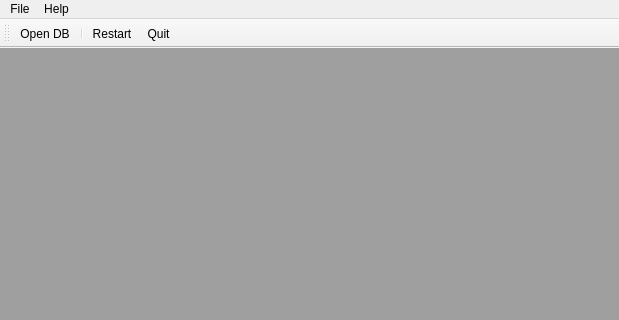
Above: qredis/ui/RedisWindow.ui from tiagocoutinho/qredis before the change; both pictures show x 0 to 619 and y 0 to 320 of the 619 by 477 pixel window. Below: the same form after it.
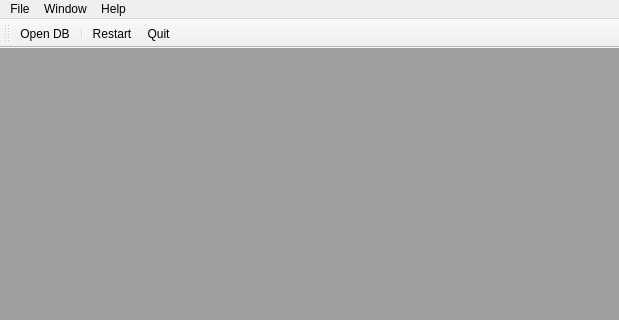
That is the form after the change. Icons and pictures are not drawn.

Commit message: Add Tabbed/SubWindow view mode option

Patch:
```diff
--- a/qredis/ui/RedisWindow.ui
+++ b/qredis/ui/RedisWindow.ui
@@ -66,7 +66,15 @@
     <addaction name="separator"/>
     <addaction name="about_action"/>
    </widget>
+   <widget class="QMenu" name="menuWindow">
+    <property name="title">
+     <string>Window</string>
+    </property>
+    <addaction name="tab_windows_action"/>
+    <addaction name="separator"/>
+   </widget>
    <addaction name="menuFile"/>
+   <addaction name="menuWindow"/>
    <addaction name="menuHelp"/>
   </widget>
   <action name="help_action">
```
Left out of the diff: 20 changed lines with no effect on the pictures. The commit also changes 1 other file.
